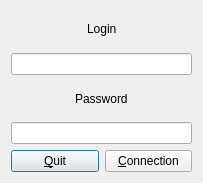
Old version of the form AppliBureau/appNewWorld/dialogconnection.ui in the repository fjoly05/NewWorld.
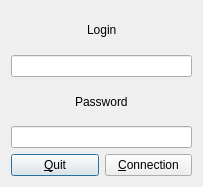
New version of the form.

```diff
--- a/AppliBureau/appNewWorld/dialogconnection.ui
+++ b/AppliBureau/appNewWorld/dialogconnection.ui
@@ -7,7 +7,7 @@
     <x>0</x>
     <y>0</y>
     <width>203</width>
-    <height>183</height>
+    <height>187</height>
    </rect>
   </property>
   <property name="windowTitle">
@@ -92,7 +92,11 @@
     </layout>
    </item>
    <item>
-    <widget class="QLineEdit" name="lineEditPassword"/>
+    <widget class="QLineEdit" name="lineEditPassword">
+     <property name="echoMode">
+      <enum>QLineEdit::Password</enum>
+     </property>
+    </widget>
    </item>
    <item>
     <layout class="QHBoxLayout" name="horizontalLayout_3">
```
